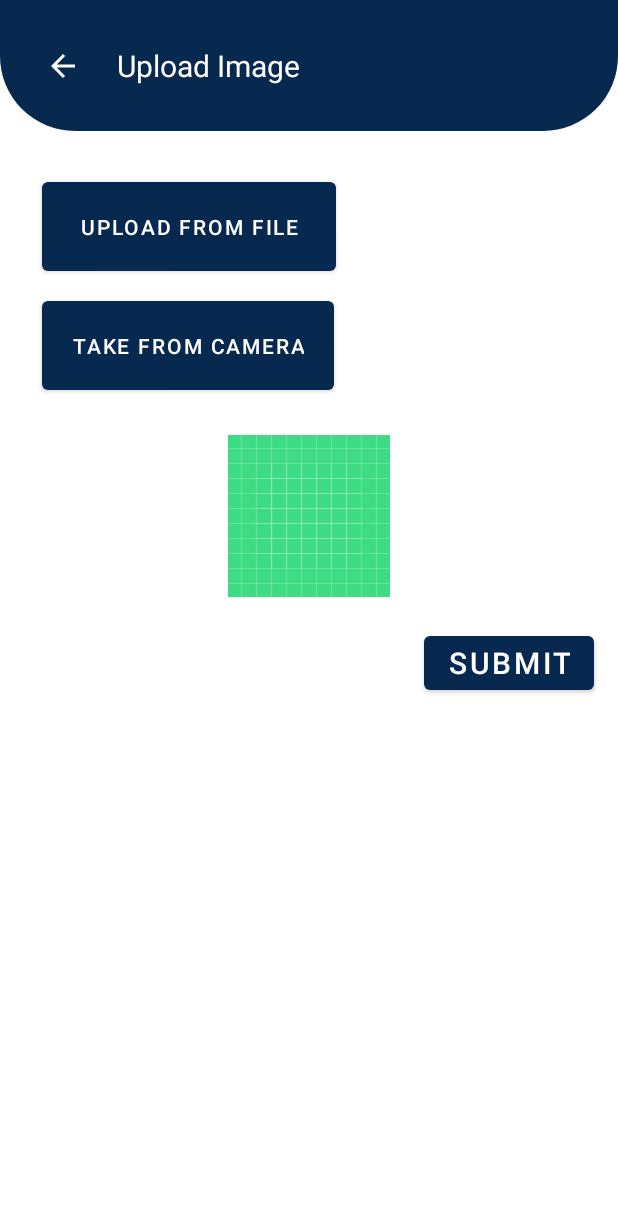
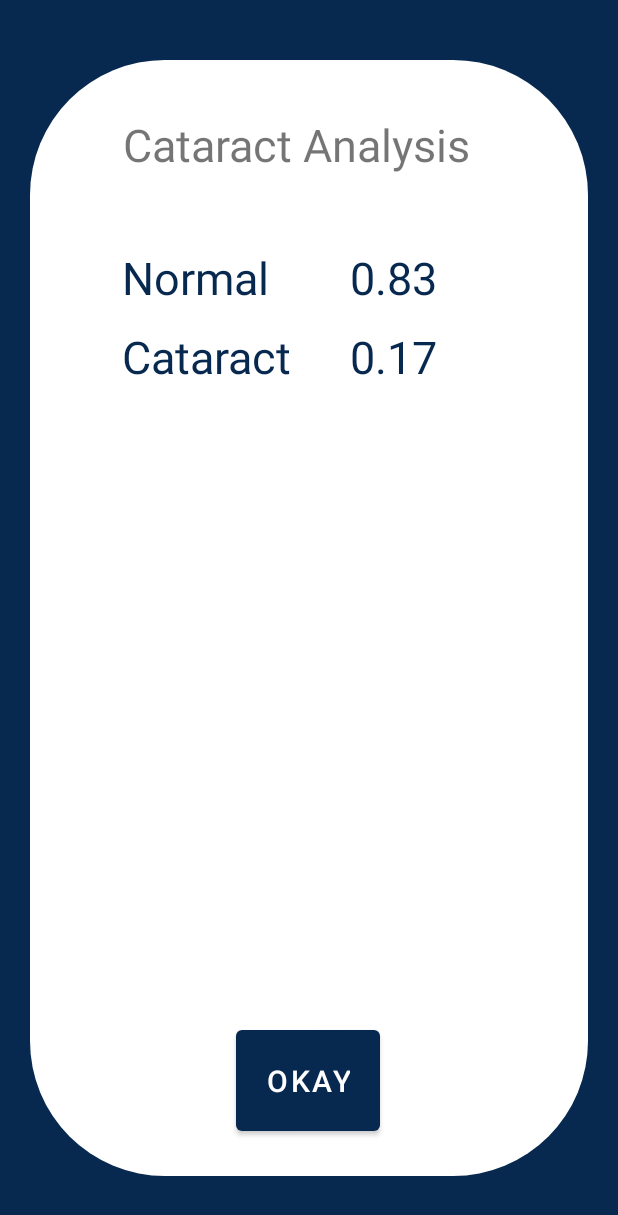
Before and after one commit to Nawitra/Bangkit-Ayenosis, an Android app: the ChooseUploadActivity screen opened directly, with no data from a screen before it, after a tap on "SUBMIT", on a phone screen of 412 x 824 dp. Shown: the top 1215 px of the screen. Run offline under Robolectric (Android 15) with nearby library versions, the phone set to English and light mode, and no system bars; libraries missing offline, so code that uses them is left out: org.tensorflow.lite.

Commit message:
Display Result Dummy Data

```diff
--- a/app/build.gradle
+++ b/app/build.gradle
@@ -2,6 +2,7 @@
     id 'com.android.application'
     id 'kotlin-android'
     id 'com.google.gms.google-services'
+    id 'kotlin-parcelize'
 }
 
 android {
@@ -53,6 +54,7 @@
     implementation 'androidx.lifecycle:lifecycle-viewmodel-ktx:2.3.1'
     implementation 'com.google.firebase:firebase-auth:21.0.1'
     implementation 'com.google.firebase:firebase-firestore:23.0.0'
+    implementation 'com.google.firebase:firebase-analytics:19.0.0'
     implementation 'org.tensorflow:tensorflow-lite-support:0.1.0-rc1'
     implementation 'org.tensorflow:tensorflow-lite-metadata:0.1.0-rc1'
     implementation 'org.tensorflow:tensorflow-lite:2.2.0'
--- a/app/src/main/AndroidManifest.xml
+++ b/app/src/main/AndroidManifest.xml
@@ -13,7 +13,8 @@
         android:supportsRtl="true"
         android:theme="@style/Theme.Ayenosis"
         android:usesCleartextTraffic="true">
-        <activity android:name=".activity.FaqActivity"></activity>
+        <activity android:name=".activity.ShowResultActivity"></activity>
+        <activity android:name=".activity.FaqActivity" />
         <activity android:name=".activity.ChooseUploadActivity" />
         <activity
             android:name=".activity.OnboardingActivity"
--- a/app/src/main/java/com/wp/ayenosis/activity/ChooseUploadActivity.kt
+++ b/app/src/main/java/com/wp/ayenosis/activity/ChooseUploadActivity.kt
@@ -15,13 +15,19 @@
 import androidx.appcompat.app.AppCompatActivity
 import com.wp.ayenosis.R
 import com.wp.ayenosis.ml.Model1
+import com.wp.ayenosis.model.Detection
 import org.tensorflow.lite.DataType
 import org.tensorflow.lite.support.image.TensorImage
 import org.tensorflow.lite.support.tensorbuffer.TensorBuffer
 import java.nio.ByteBuffer
+import java.time.format.DateTimeFormatter
+import java.time.format.FormatStyle
+import java.time.LocalDateTime
+
 
 class ChooseUploadActivity : AppCompatActivity() {
     private lateinit var bitmap: Bitmap
+
     override fun onCreate(savedInstanceState: Bundle?) {
         super.onCreate(savedInstanceState)
         setContentView(R.layout.activity_choose_upload)
@@ -51,6 +57,17 @@
 
         val btnSubmit: Button = findViewById(R.id.btn_submit1)
         btnSubmit.setOnClickListener{
+            var normalP: Float = 0.17F
+            var cataractP: Float = 0.83F
+            val dateTime = LocalDateTime.now()
+
+            val detection = Detection()
+            detection.normalPercent = normalP
+            detection.cataractPercent = cataractP
+            detection.timeDate = dateTime
+
+            intentToResult(detection)
+
         /*
         val bitmapScaled = Bitmap.createScaledBitmap(bitmap, 192, 256, true)
             val byteBuffer = ByteBuffer.allocateDirect(4 * 3 * 192 * 256)
@@ -90,6 +107,12 @@
 
     }
 
+    private fun intentToResult(data: Detection) {
+        val intent = Intent(this, ShowResultActivity::class.java)
+        intent.putExtra("DetectionKey", data)
+        startActivity(intent)
+    }
+
     override fun onActivityResult(requestCode: Int, resultCode: Int, data: Intent?) {
         super.onActivityResult(requestCode, resultCode, data)
         val ivFile: ImageView = findViewById(R.id.iv_file)
--- /dev/null
+++ b/app/src/main/java/com/wp/ayenosis/activity/ShowResultActivity.kt
@@ -0,0 +1,29 @@
+package com.wp.ayenosis.activity
+
+import androidx.appcompat.app.AppCompatActivity
+import android.os.Bundle
+import android.widget.Button
+import android.widget.TextView
+import com.wp.ayenosis.R
+import com.wp.ayenosis.model.Detection
+
+class ShowResultActivity : AppCompatActivity() {
+    private val detectionKey = "DetectionKey"
+    override fun onCreate(savedInstanceState: Bundle?) {
+        super.onCreate(savedInstanceState)
+        setContentView(R.layout.activity_show_result)
+
+        supportActionBar?.hide()
+
+        var det = intent.getParcelableExtra<Detection>("DetectionKey") as Detection
+
+        val tvNormal: TextView = findViewById(R.id.tv_normal)
+        val tvCataract: TextView = findViewById(R.id.tv_cataract)
+
+        tvNormal.text = det.normalPercent.toString()
+        tvCataract.text = det.cataractPercent.toString()
+
+        val btnOkay: Button = findViewById(R.id.btn_okay)
+
+    }
+}
--- /dev/null
+++ b/app/src/main/java/com/wp/ayenosis/model/Detection.kt
@@ -0,0 +1,14 @@
+package com.wp.ayenosis.model
+
+import android.os.Parcelable
+import kotlinx.android.parcel.Parcelize
+import java.time.LocalDateTime
+import java.util.*
+
+@Parcelize
+data class Detection(
+    var normalPercent: Float? = null,
+    var cataractPercent: Float? = null,
+    var timeDate: LocalDateTime? = null
+
+): Parcelable
--- /dev/null
+++ b/app/src/main/res/drawable/background_show_result.xml
@@ -0,0 +1,9 @@
+<?xml version="1.0" encoding="utf-8"?>
+<shape xmlns:android="http://schemas.android.com/apk/res/android"
+    android:shape="rectangle">
+
+    <solid android:color="@color/white" />
+
+    <corners
+        android:radius="90dp" />
+</shape>
--- /dev/null
+++ b/app/src/main/res/layout/activity_show_result.xml
@@ -0,0 +1,102 @@
+<?xml version="1.0" encoding="utf-8"?>
+<LinearLayout xmlns:android="http://schemas.android.com/apk/res/android"
+    xmlns:app="http://schemas.android.com/apk/res-auto"
+    xmlns:tools="http://schemas.android.com/tools"
+    android:layout_width="match_parent"
+    android:layout_height="match_parent"
+    tools:context=".activity.ShowResultActivity"
+    android:paddingTop="40dp"
+    android:background="@color/blue_chosen"
+    android:orientation="vertical">
+
+    <androidx.constraintlayout.widget.ConstraintLayout
+        android:id="@+id/cl_display"
+        android:layout_height="match_parent"
+        android:layout_width="match_parent"
+        android:background="@drawable/background_show_result"
+        android:layout_marginHorizontal="20dp"
+        android:layout_marginBottom="40dp">
+
+        <TextView
+            android:id="@+id/textView"
+            android:layout_width="wrap_content"
+            android:layout_height="wrap_content"
+            android:layout_marginTop="36dp"
+            android:text="Cataract Analysis"
+            android:textSize="30sp"
+            app:layout_constraintEnd_toEndOf="parent"
+            app:layout_constraintHorizontal_bias="0.441"
+            app:layout_constraintStart_toStartOf="parent"
+            app:layout_constraintTop_toTopOf="parent" />
+
+        <TextView
+            android:id="@+id/tv_normal"
+            android:layout_width="wrap_content"
+            android:layout_height="wrap_content"
+            android:layout_marginStart="32dp"
+            android:layout_marginTop="12dp"
+            android:textColor="@color/blue_chosen"
+            android:textSize="30sp"
+            app:layout_constraintEnd_toEndOf="parent"
+            app:layout_constraintHorizontal_bias="0.064"
+            app:layout_constraintStart_toEndOf="@+id/tv_cataract_text"
+            app:layout_constraintTop_toBottomOf="@+id/tv_cataract"
+            tools:text="20%" />
+
+        <TextView
+            android:id="@+id/tv_normal_text"
+            android:layout_width="wrap_content"
+            android:layout_height="wrap_content"
+            android:layout_marginTop="48dp"
+            android:text="Normal"
+            android:textColor="@color/blue_chosen"
+            android:textSize="30sp"
+            app:layout_constraintEnd_toEndOf="parent"
+            app:layout_constraintHorizontal_bias="0.224"
+            app:layout_constraintStart_toStartOf="parent"
+            app:layout_constraintTop_toBottomOf="@+id/textView" />
+
+        <TextView
+            android:id="@+id/tv_cataract"
+            android:layout_width="wrap_content"
+            android:layout_height="wrap_content"
+            android:layout_marginStart="44dp"
+            android:layout_marginTop="48dp"
+            android:textColor="@color/blue_chosen"
+            android:textSize="30sp"
+            app:layout_constraintEnd_toEndOf="parent"
+            app:layout_constraintHorizontal_bias="0.09"
+            app:layout_constraintStart_toEndOf="@+id/tv_normal_text"
+            app:layout_constraintTop_toBottomOf="@+id/textView"
+            tools:text="20%" />
+
+        <TextView
+            android:id="@+id/tv_cataract_text"
+            android:layout_width="wrap_content"
+            android:layout_height="wrap_content"
+            android:layout_marginTop="12dp"
+            android:text="Cataract"
+            android:textColor="@color/blue_chosen"
+            android:textSize="30sp"
+            app:layout_constraintEnd_toEndOf="parent"
+            app:layout_constraintHorizontal_bias="0.237"
+            app:layout_constraintStart_toStartOf="parent"
+            app:layout_constraintTop_toBottomOf="@+id/tv_normal_text" />
+
+        <Button
+            android:id="@+id/btn_okay"
+            android:layout_width="wrap_content"
+            android:layout_height="wrap_content"
+            android:layout_marginBottom="24dp"
+            android:text="Okay"
+            android:textSize="20sp"
+            app:layout_constraintBottom_toBottomOf="parent"
+            app:layout_constraintEnd_toEndOf="parent"
+            app:layout_constraintHorizontal_bias="0.497"
+            app:layout_constraintStart_toStartOf="parent"
+            android:padding="20dp"/>
+
+    </androidx.constraintlayout.widget.ConstraintLayout>
+
+
+</LinearLayout>
```
